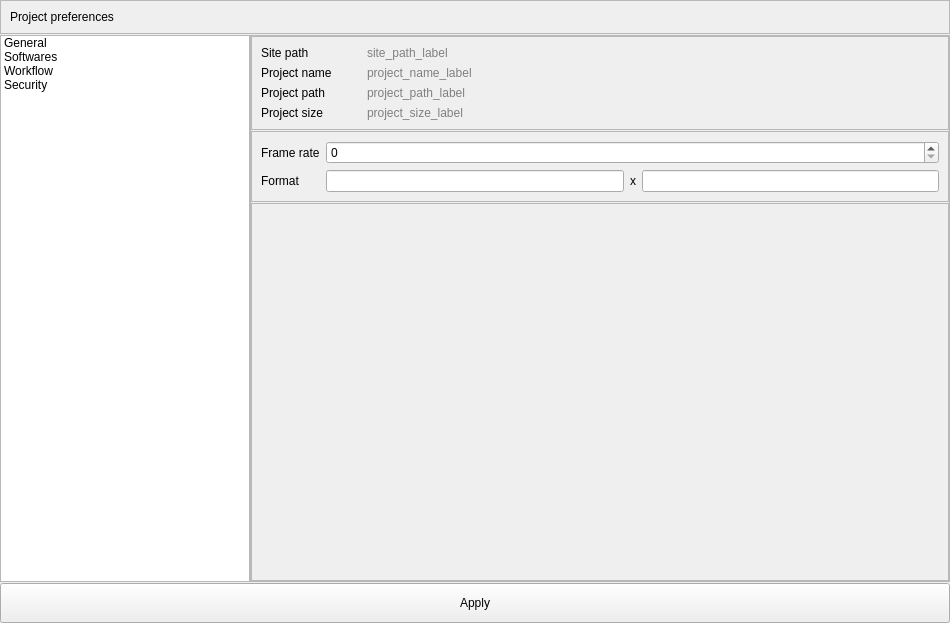
Before: the Qt Designer form App/ui_files/project_preferences.ui in Wizard-collab/Wizard, drawn with Qt 5.
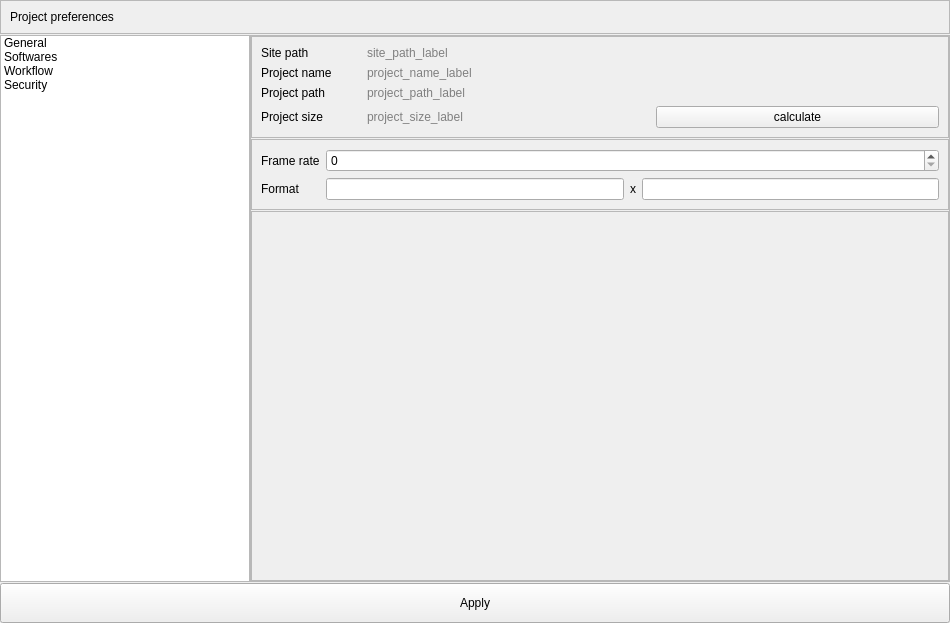
After: the same form once the commit is applied.

Commit message: auto project size disabled

Patch:
```diff
--- a/App/ui_files/project_preferences.ui
+++ b/App/ui_files/project_preferences.ui
@@ -226,14 +226,25 @@
                    </widget>
                   </item>
                   <item row="3" column="1">
-                   <widget class="QLabel" name="project_size_label">
-                    <property name="styleSheet">
-                     <string notr="true">color:gray;</string>
-                    </property>
-                    <property name="text">
-                     <string>project_size_label</string>
-                    </property>
-                   </widget>
+                   <layout class="QHBoxLayout" name="horizontalLayout_7">
+                    <item>
+                     <widget class="QLabel" name="project_size_label">
+                      <property name="styleSheet">
+                       <string notr="true">color:gray;</string>
+                      </property>
+                      <property name="text">
+                       <string>project_size_label</string>
+                      </property>
+                     </widget>
+                    </item>
+                    <item>
+                     <widget class="QPushButton" name="calculate_project_size_pushButton">
+                      <property name="text">
+                       <string>calculate</string>
+                      </property>
+                     </widget>
+                    </item>
+                   </layout>
                   </item>
                  </layout>
                 </item>
```
Left out of the diff: 62 changed lines with no effect on the pictures. The commit also changes 4 other files.
